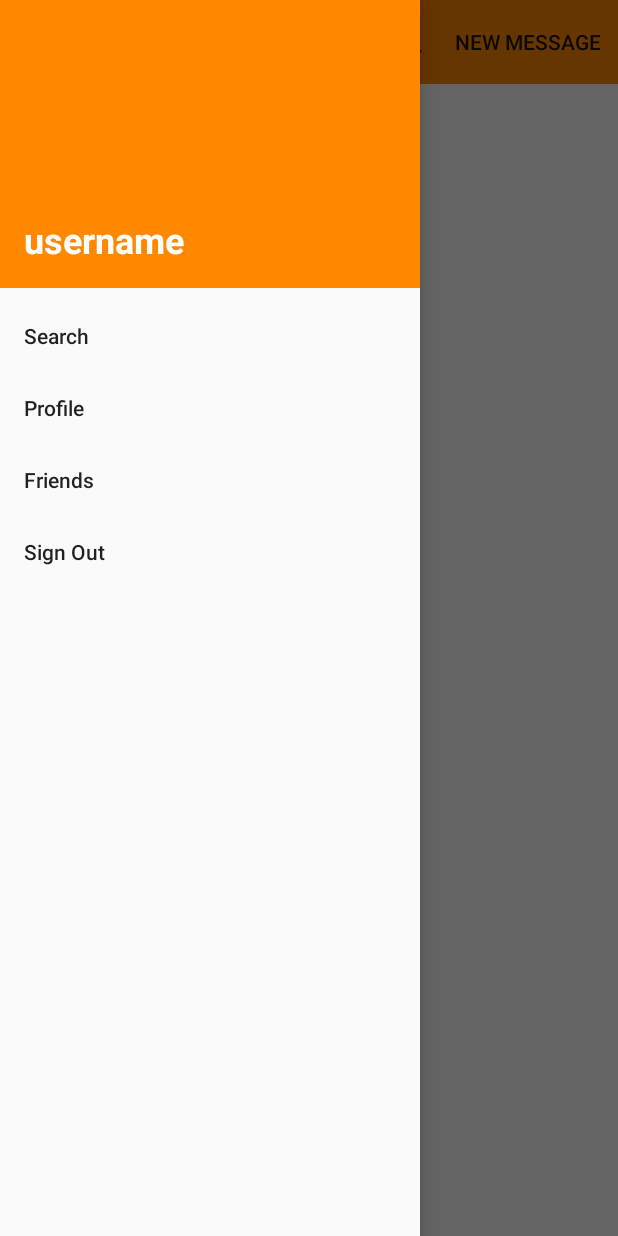
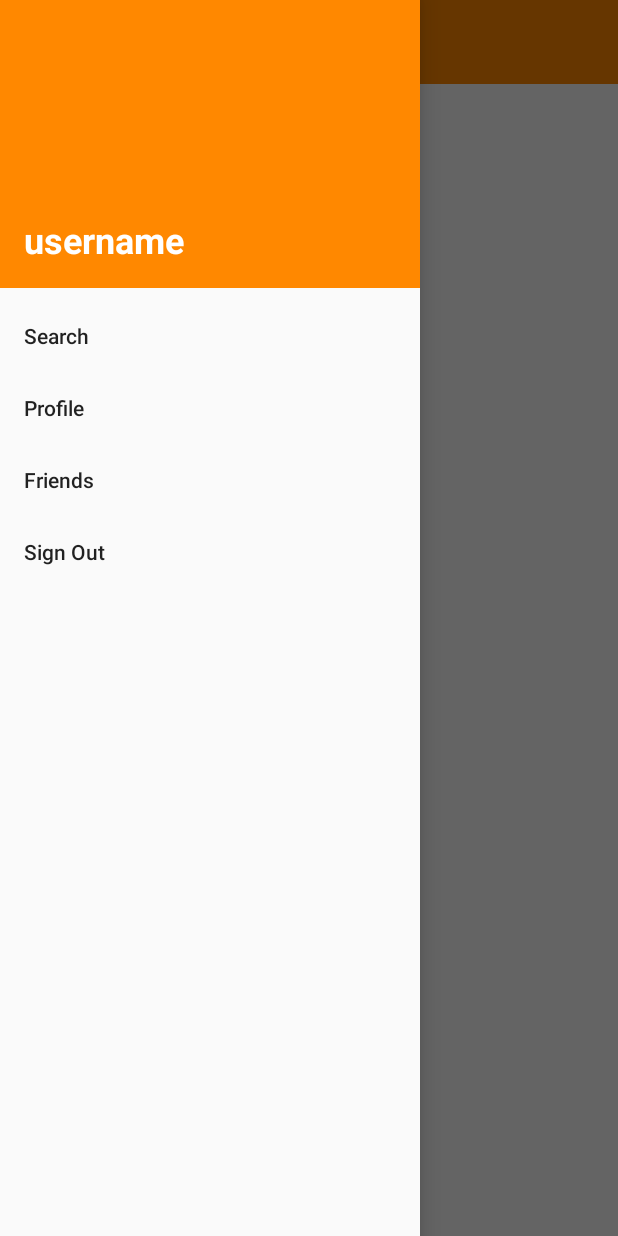
Before and after one commit to hkhaisty/Mobile_Software_Dev, an Android app: the screen it shows after launch once a user with an empty profile is signed in (RecentMessagesActivity), with the side drawer open, on a phone screen of 412 x 824 dp. Run offline under Robolectric (Android 15) with nearby library versions, the phone set to English and light mode, and no system bars; our stand-ins replace Firebase (no records; nobody signed in at launch, a user with empty details on screens opened directly), Picasso; libraries missing offline, so code that uses them is left out: com.xwray.groupie; 3 statements that could not run were skipped.

Commit message:
minor changes

```diff
--- a/InstantMessengerTesting/app/src/main/java/com/example/mdinh/instantmessengertesting/RecentMessagesActivity.kt
+++ b/InstantMessengerTesting/app/src/main/java/com/example/mdinh/instantmessengertesting/RecentMessagesActivity.kt
@@ -2,6 +2,7 @@ package com.example.mdinh.instantmessengertesting
 
 import android.annotation.SuppressLint
 import android.content.Intent
+import android.graphics.Color
 import android.support.v7.app.AppCompatActivity
 import android.os.Bundle
 import android.support.design.widget.NavigationView
@@ -52,7 +53,8 @@ class RecentMessagesActivity : AppCompatActivity() {
             startActivity(intent)
         }
 
-        supportActionBar?.title = ""
+
+        this.title = "CMail"
 
         showToolbar()
         recentmessagesListener()
@@ -185,10 +187,6 @@ class RecentMessagesActivity : AppCompatActivity() {
             android.R.id.home -> {
                 drawerLayout.openDrawer(GravityCompat.START)
             }
-            R.id.newmessage_menu -> {
-                val intent = Intent(this, EmailSearchActivity::class.java)
-                startActivity(intent)
-            }
         }
         return super.onOptionsItemSelected(item)
     }
--- a/InstantMessengerTesting/app/src/main/java/com/example/mdinh/instantmessengertesting/SearchedProfilePageActivity.kt
+++ b/InstantMessengerTesting/app/src/main/java/com/example/mdinh/instantmessengertesting/SearchedProfilePageActivity.kt
@@ -31,7 +31,7 @@ class SearchedProfilePageActivity : AppCompatActivity() {
         /*val reference = FirebaseDatabase.getInstance().getReference("/user-friends/$sender_id").push()
         reference.addListenerForSingleValueEvent(object: ValueEventListener {
             override fun onDataChange(p0: DataSnapshot) {
-                if(p0.exists()) {
+                if(p0.hasChild("user_id")) {
                     Log.d("Friend", "EXISTS!!!!!")
                     addfriendSearchedProfile_button.setEnabled(false)
                     addfriendSearchedProfile_button.text = "Friend"
--- a/InstantMessengerTesting/app/src/main/res/menu/drawer_view.xml
+++ b/InstantMessengerTesting/app/src/main/res/menu/drawer_view.xml
@@ -1,4 +1,5 @@
 <?xml version="1.0" encoding="utf-8"?>
+
 <menu xmlns:android="http://schemas.android.com/apk/res/android">
     <group android:checkableBehavior="single">
         <item
--- a/InstantMessengerTesting/app/src/main/res/menu/navigational_menu.xml
+++ b/InstantMessengerTesting/app/src/main/res/menu/navigational_menu.xml
@@ -2,9 +2,4 @@
 
 <menu xmlns:android="http://schemas.android.com/apk/res/android" xmlns:app="http://schemas.android.com/apk/res-auto">
 
-    <item android:id="@+id/newmessage_menu"
-          android:title="New message"
-          app:showAsAction="ifRoom"
-    />
-
 </menu>
```
